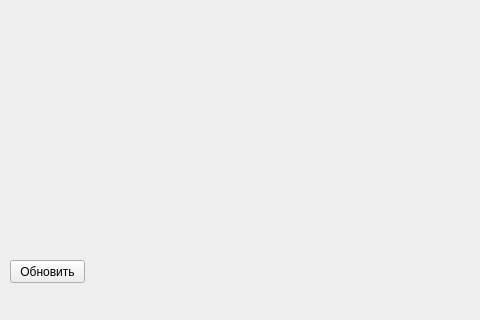
This is ui.ui in GoldmanYT/one_big_problem as Qt 5 draws it before an edit; both pictures show x 0 to 480 and y 280 to 600 of the 800 by 600 pixel window. The edited form follows.
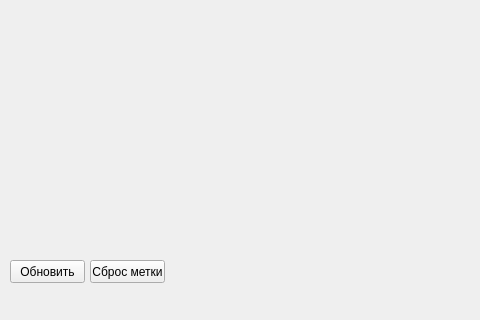
This is the edited form.

Patch:
```diff
--- a/ui.ui
+++ b/ui.ui
@@ -219,6 +219,19 @@
      <string>Искать</string>
     </property>
    </widget>
+   <widget class="QPushButton" name="btn_del_mark">
+    <property name="geometry">
+     <rect>
+      <x>90</x>
+      <y>540</y>
+      <width>75</width>
+      <height>23</height>
+     </rect>
+    </property>
+    <property name="text">
+     <string>Сброс метки</string>
+    </property>
+   </widget>
   </widget>
  </widget>
  <resources/>
```
